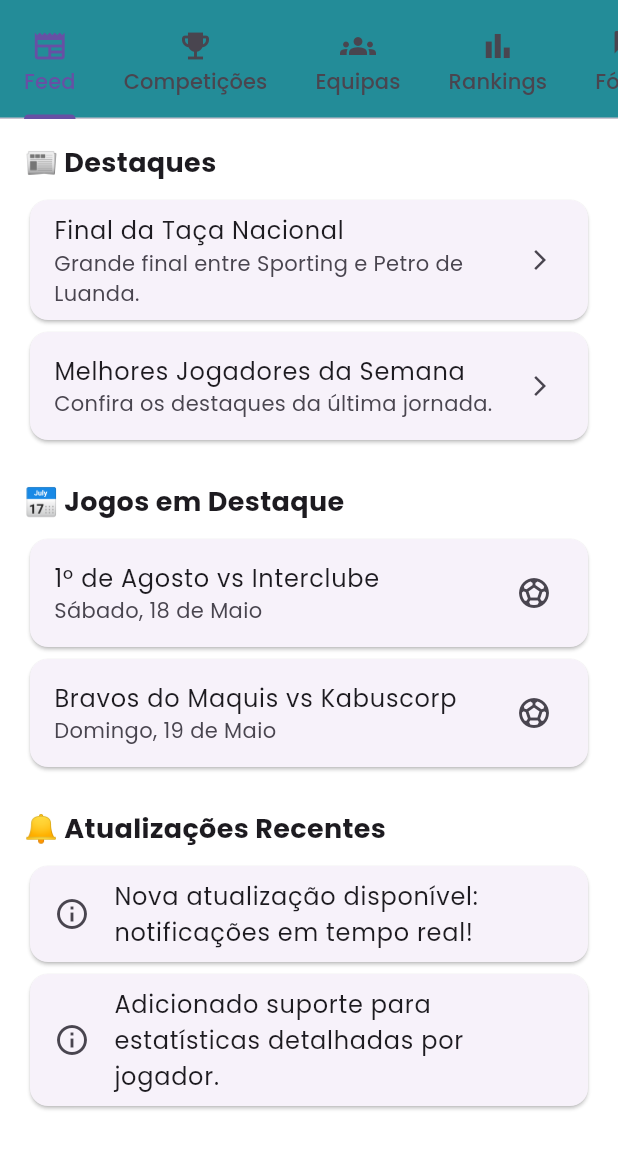
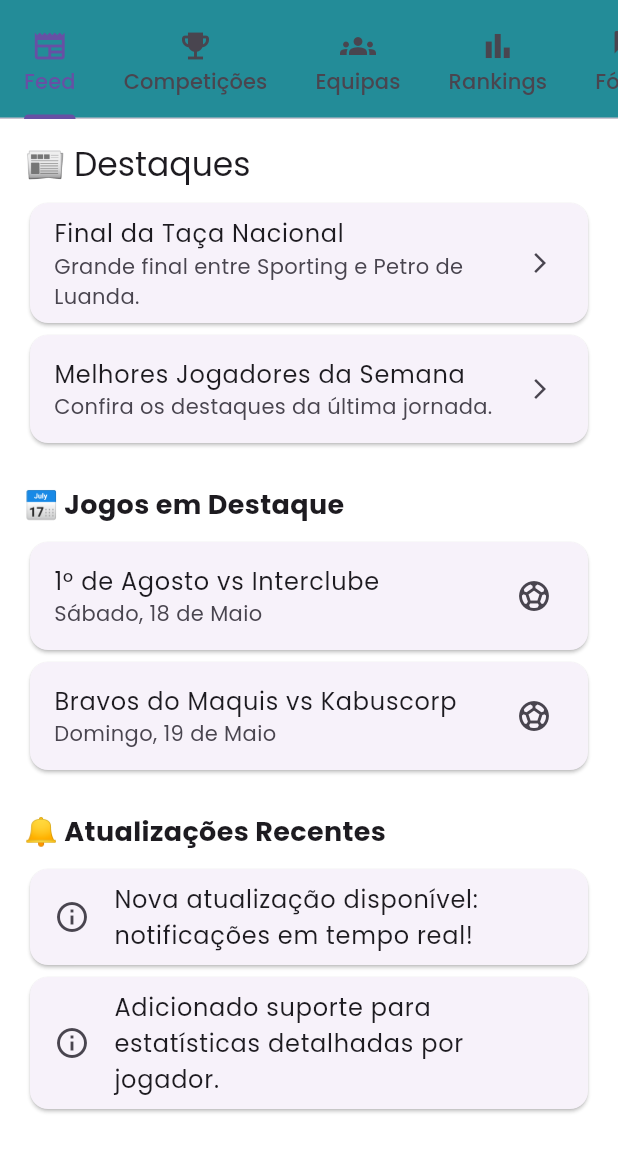
Before and after one commit to lelafieta/luanda_sport, a Flutter app: the screen it shows after launch, on a phone screen of 412 x 824 dp, the part 76-1236 px from its top. Run offline on Flutter 3.47's test engine with Material 3 defaults, Android fonts, the light colour scheme and no system bars; our stand-ins replace flutter_screenutil, flutter_svg, go_router.

```diff
--- a/lib/src/features/fans/presentation/widgets/fan_home_tab.dart
+++ b/lib/src/features/fans/presentation/widgets/fan_home_tab.dart
@@ -31,8 +31,10 @@
       child: Column(
         crossAxisAlignment: CrossAxisAlignment.start,
         children: [
-          const Text('📰 Destaques',
-              style: TextStyle(fontSize: 18, fontWeight: FontWeight.bold)),
+          Text(
+            '📰 Destaques',
+            style: Theme.of(context).textTheme.titleLarge,
+          ),
           const SizedBox(height: 8),
           ...highlights.map((h) => Card(
                 child: ListTile(
```
